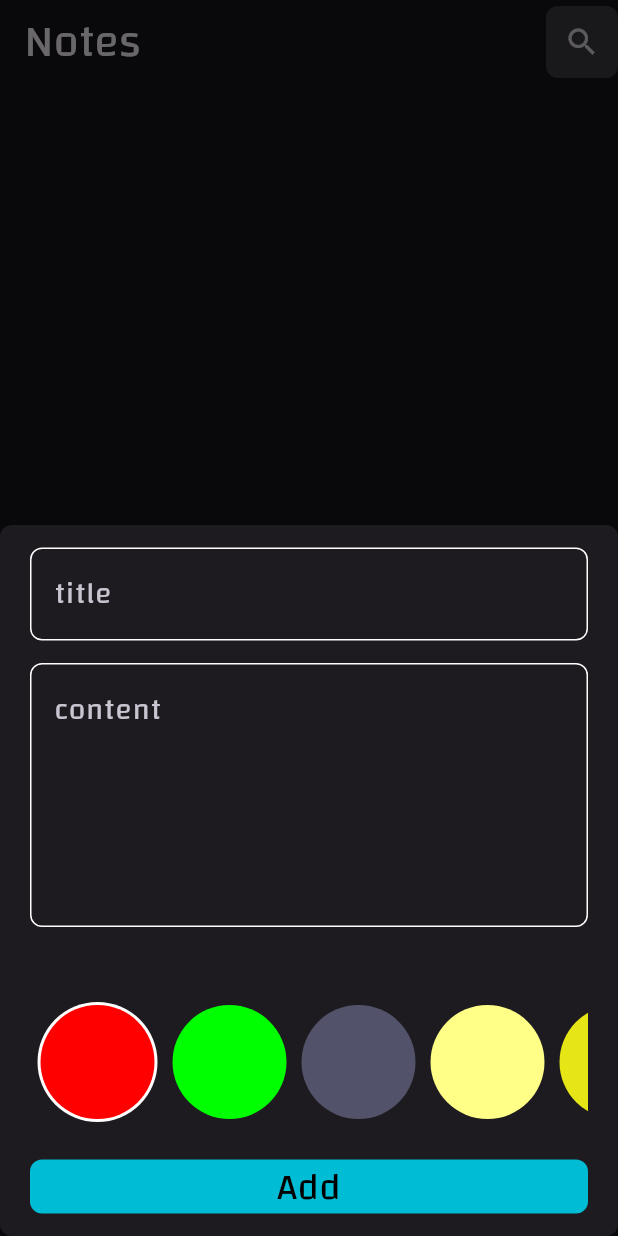
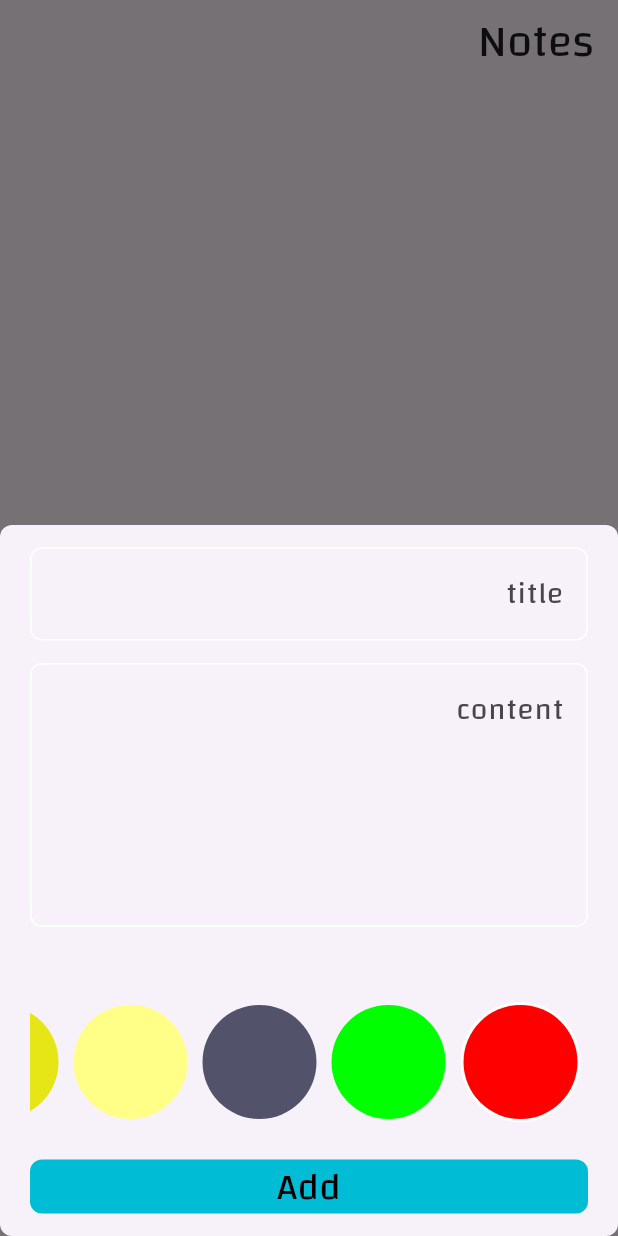
Before and after one commit to Alaanaser714/NoteApp, a Flutter app: the screen it shows after launch, after a tap on the "add" icon, on a phone screen of 412 x 824 dp. Run offline on Flutter 3.47's test engine with Material 3 defaults, Android fonts, the phone set to English and light mode, and no system bars; our stand-ins replace flutter_bloc, hive, hive_flutter; accounts and stored records are empty.

Commit message:
change to azkar

```diff
--- a/lib/main.dart
+++ b/lib/main.dart
@@ -3,9 +3,9 @@ import 'package:flutter_bloc/flutter_bloc.dart';
 import 'package:hive_flutter/hive_flutter.dart';
 import 'package:note_app/simple_bloc_observe.dart';
 import 'package:note_app/views/screens/notes_screen.dart';
-
 import 'cubits/notes_cubit/notes_cubit.dart';
 import 'models/notes_model.dart';
+import 'package:flutter_localizations/flutter_localizations.dart';
 
 void main() async {
   WidgetsFlutterBinding.ensureInitialized();
@@ -25,10 +25,18 @@ class MyApp extends StatelessWidget {
       create: (context) => NotesCubit(),
       child: MaterialApp(
         theme: ThemeData(
-          brightness: Brightness.dark,
           fontFamily: "Change",
         ),
+        locale: const Locale("ar"),
+        supportedLocales: const [
+          Locale('ar'),
+        ],
         debugShowCheckedModeBanner: false,
+        localizationsDelegates: const [
+          GlobalMaterialLocalizations.delegate,
+          GlobalWidgetsLocalizations.delegate,
+          GlobalCupertinoLocalizations.delegate,
+        ],
         home: const NotesScreen(),
       ),
     );
--- a/lib/views/screens/notes_screen.dart
+++ b/lib/views/screens/notes_screen.dart
@@ -35,20 +35,6 @@ class NotesScreen extends StatelessWidget {
             "Notes",
             style: TextStyle(fontSize: 30),
           ),
-          actions: [
-            Container(
-              decoration: BoxDecoration(
-                color: Colors.grey.withOpacity(.25),
-                borderRadius: BorderRadius.circular(8),
-              ),
-              child: IconButton(
-                onPressed: () {},
-                icon: Icon(
-                  Icons.search,
-                ),
-              ),
-            )
-          ],
         ),
         body: CustomListviewNotes());
   }
--- a/pubspec.yaml
+++ b/pubspec.yaml
@@ -39,12 +39,15 @@ dependencies:
   hive_flutter: ^1.1.0
   flutter_bloc: ^8.1.6
   modal_progress_hud_nsn: ^0.5.1
-  intl: ^0.20.1
+  intl: ^0.19.0
+  flutter_localization: ^0.3.1
 
 
 dev_dependencies:
   flutter_test:
     sdk: flutter
+  flutter_localizations:
+        sdk: flutter
 
   # The "flutter_lints" package below contains a set of recommended lints to
   # encourage good coding practices. The lint set provided by the package is
```
Also changed, not shown: pubspec.lock, 5 other files.
